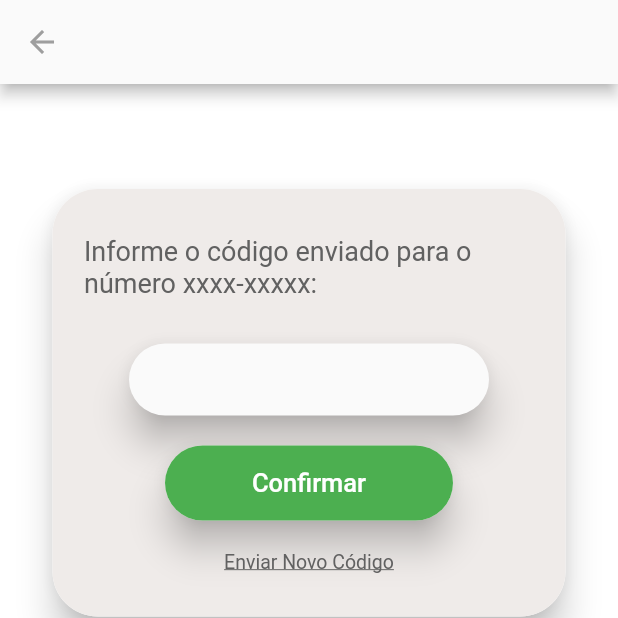
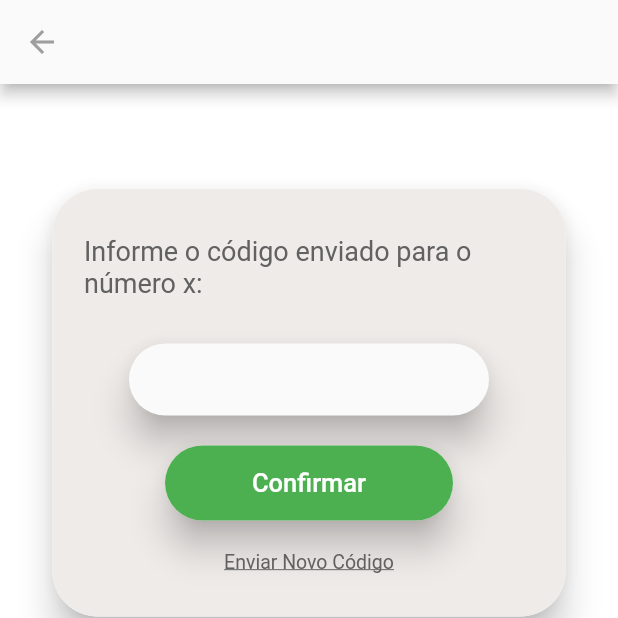
Before and after one commit to dudusno/projeto, a Flutter app: the AuthPage screen opened by its route, on a phone screen of 412 x 824 dp, the top half of it. Run offline on Flutter 3.47's test engine with Material 2 defaults, Android fonts, the phone set to English and light mode, and no system bars.

```diff
--- a/lib/pages/auth_ui.dart
+++ b/lib/pages/auth_ui.dart
@@ -40,7 +40,7 @@ class AuthPage extends StatelessWidget {
                     Padding(
                       padding: const EdgeInsets.fromLTRB(20, 10, 20, 10),
                       child: Text(
-                        'Informe o código enviado para o número xxxx-xxxxx:',
+                        'Informe o código enviado para o número x:',
                         style: TextStyle(
                           fontSize: 18,
                           color: Colors.grey[700],
```
